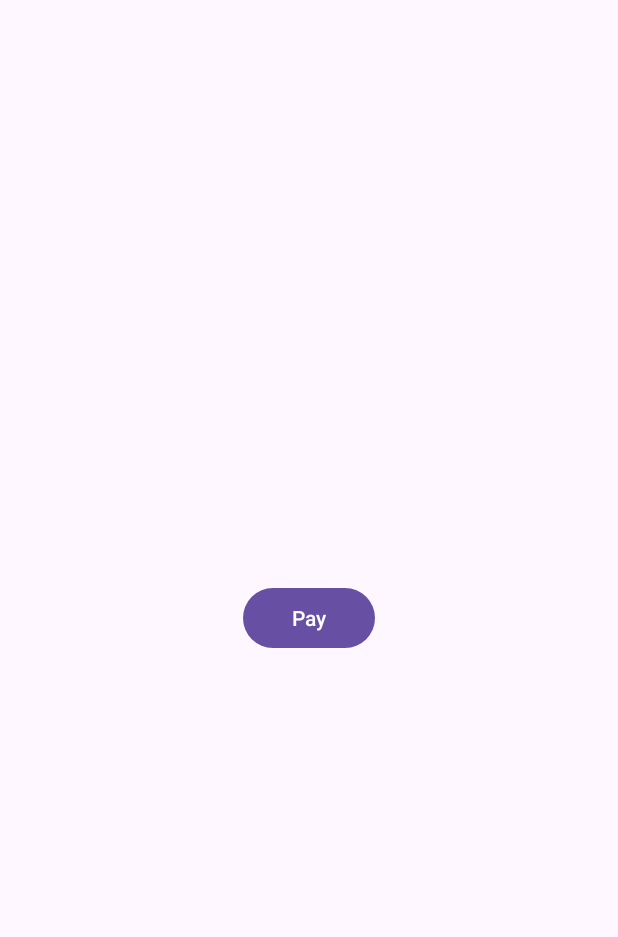
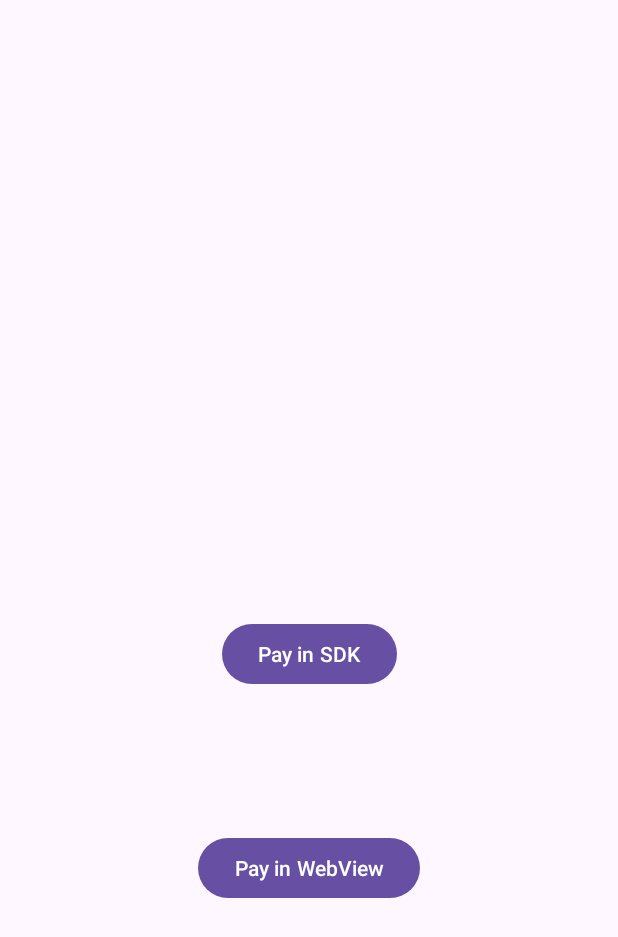
Before and after one commit to reepay/reepay-checkout-demo-app-android-kotlin, an Android app: the screen it shows after launch (MainActivity), on a phone screen of 412 x 824 dp. Shown: the top 937 px of the screen. Run offline under Robolectric (Android 15) with nearby library versions, the phone set to English and light mode, and no system bars; libraries missing offline, so code that uses them is left out: com.billwerk.checkout; 7 statements that could not run were skipped.

Commit message:
feat(BP-2089): add native bridge between android webview and checkout

```diff
--- a/ReepayCheckoutSheetDemo/src/main/java/com/billwerk/checkoutsheetdemo/MainActivity.kt
+++ b/ReepayCheckoutSheetDemo/src/main/java/com/billwerk/checkoutsheetdemo/MainActivity.kt
@@ -24,13 +24,15 @@ class MainActivity : AppCompatActivity() {
         setContentView(R.layout.activity_main)
 
         val payButton: Button = findViewById(R.id.pay_button)
+        val webviewButton: Button = findViewById(R.id.webview_button)
 
         // Initialize Checkout Sheet
         this.checkoutSheet = CheckoutSheet(this)
+        val sessionId = "" // Enter your checkout session id
 
         // Example configuration
         val config = CheckoutSheetConfig(
-            sessionId = "",
+            sessionId = sessionId,
             sheetStyle = SheetStyle.FULL_SCREEN,
             dismissible = true,
             hideHeader = true,
@@ -38,9 +40,15 @@ class MainActivity : AppCompatActivity() {
             closeButtonText = R.string.close_button_text
         )
 
-        // Open checkout sheet
+        // Open SDK checkout sheet
         payButton.setOnClickListener {
             this.checkoutSheet.open(config)
+        }
+
+        // Open your own checkout sheet
+        webviewButton.setOnClickListener {
+            val sessionUrl = "https://checkout.reepay.com/#/$sessionId"
+            MyWebView(this).showWebViewBottomSheet(sessionUrl)
         }
 
         // Subscribe to events
--- a/ReepayCheckoutSheetDemo/src/main/res/layout/activity_main.xml
+++ b/ReepayCheckoutSheetDemo/src/main/res/layout/activity_main.xml
@@ -10,10 +10,23 @@
         android:id="@+id/pay_button"
         android:layout_width="wrap_content"
         android:layout_height="wrap_content"
-        android:text="Pay"
+        android:text="Pay in SDK"
+        app:layout_constraintBottom_toBottomOf="parent"
+        app:layout_constraintEnd_toEndOf="parent"
+        app:layout_constraintHorizontal_bias="0.5"
+        app:layout_constraintStart_toStartOf="parent"
+        app:layout_constraintTop_toTopOf="parent"
+        app:layout_constraintVertical_bias="0.531" />
+
+    <Button
+        android:id="@+id/webview_button"
+        android:layout_width="wrap_content"
+        android:layout_height="wrap_content"
+        android:text="Pay in WebView"
         app:layout_constraintBottom_toBottomOf="parent"
         app:layout_constraintEnd_toEndOf="parent"
         app:layout_constraintStart_toStartOf="parent"
-        app:layout_constraintTop_toTopOf="parent" />
+        app:layout_constraintTop_toBottomOf="@+id/pay_button"
+        app:layout_constraintVertical_bias="0.3" />
 
 </androidx.constraintlayout.widget.ConstraintLayout>
```
Also changed, not shown: ReepayCheckoutSheetDemo/src/main/java/com/billwerk/checkoutsheetdemo/MyWebView.kt (added, +56 -0 lines), ReepayCheckoutSheetDemo/src/main/java/com/billwerk/checkoutsheetdemo/MyWebViewListener.kt (added, +42 -0 lines), ReepayCheckoutSheetDemo/src/main/res/layout/bottom_sheet_dialog.xml (added, +40 -0 lines).
